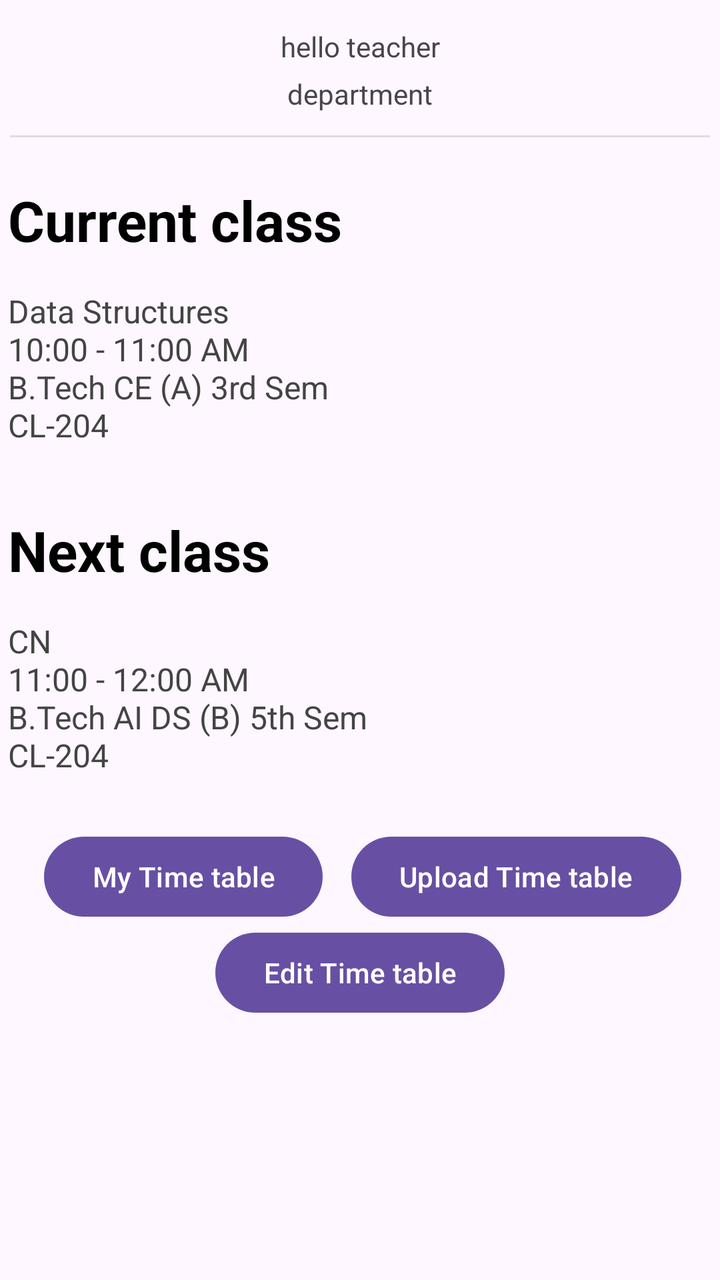
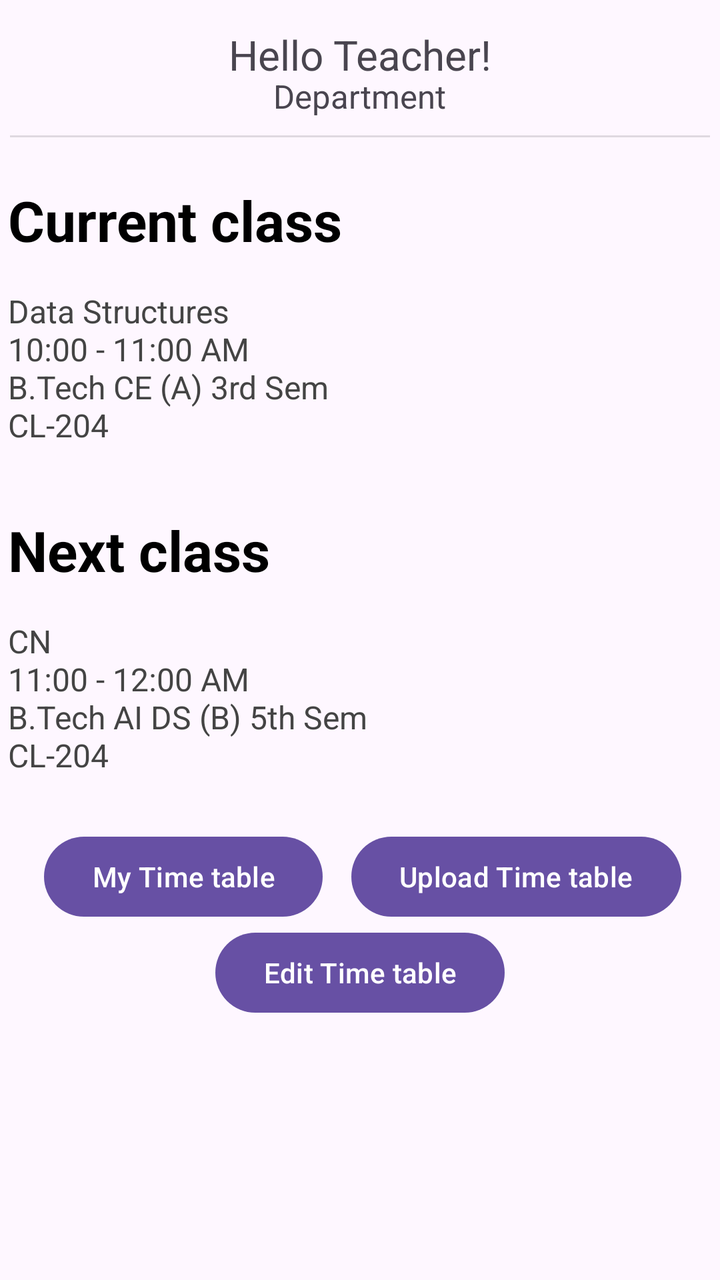

Screens rendered from an Android XML layout before and after an edit, with the pre-edit source and the edit as a unified diff.
<!-- AndroidManifest.xml: application theme Theme.MADProject -->
<!-- res/layout/activity_teacher_dashboard.xml -->
<?xml version="1.0" encoding="utf-8"?>
<androidx.constraintlayout.widget.ConstraintLayout xmlns:android="http://schemas.android.com/apk/res/android"
    xmlns:app="http://schemas.android.com/apk/res-auto"
    xmlns:tools="http://schemas.android.com/tools"
    android:id="@+id/main"
    android:layout_width="match_parent"
    android:layout_height="match_parent"
    tools:context=".teacher_dashboard">

    <TextView
        android:id="@+id/textView7"
        android:layout_width="wrap_content"
        android:layout_height="wrap_content"
        android:text="hello teacher"
        app:layout_constraintBottom_toBottomOf="parent"
        app:layout_constraintEnd_toEndOf="parent"
        app:layout_constraintStart_toStartOf="parent"
        app:layout_constraintTop_toTopOf="parent"
        app:layout_constraintVertical_bias="0.022" />

    <TextView
        android:id="@+id/textView25"
        android:layout_width="wrap_content"
        android:layout_height="wrap_content"
        android:text="department"
        app:layout_constraintBottom_toBottomOf="parent"
        app:layout_constraintEnd_toEndOf="parent"
        app:layout_constraintStart_toStartOf="parent"
        app:layout_constraintTop_toTopOf="parent"
        app:layout_constraintVertical_bias="0.06" />

    <View
        android:id="@+id/divider"
        android:layout_width="350dp"
        android:layout_height="1dp"
        android:background="?android:attr/listDivider"
        app:layout_constraintBottom_toBottomOf="parent"
        app:layout_constraintEnd_toEndOf="parent"
        app:layout_constraintHorizontal_bias="0.491"
        app:layout_constraintStart_toStartOf="parent"
        app:layout_constraintTop_toTopOf="parent"
        app:layout_constraintVertical_bias="0.106" />

    <ScrollView
        android:layout_width="387dp"
        android:layout_height="339dp"
        app:layout_constraintBottom_toBottomOf="parent"
        app:layout_constraintEnd_toEndOf="parent"
        app:layout_constraintHorizontal_bias="0.615"
        app:layout_constraintStart_toStartOf="parent"
        app:layout_constraintTop_toTopOf="parent"
        app:layout_constraintVertical_bias="0.237">

        <LinearLayout
            android:layout_width="match_parent"
            android:layout_height="wrap_content"
            android:orientation="vertical"
            android:padding="20dp">

            <TextView
                android:layout_width="match_parent"
                android:layout_height="wrap_content"
                android:text="Current class"
                android:textColor="#000000"
                android:textSize="28sp"
                android:textStyle="bold" />

            <TextView
                android:layout_width="match_parent"
                android:layout_height="wrap_content"
                android:layout_marginTop="16dp"
                android:text="Data Structures \n10:00 - 11:00 AM\nB.Tech CE (A) 3rd Sem \nCL-204"
                android:textColor="#444444"
                android:textSize="16sp" />

            <TextView
                android:id="@+id/textView29"
                android:layout_width="match_parent"
                android:layout_height="wrap_content"
                android:text="\nNext class"
                android:textColor="#000000"
                android:textSize="28sp"
                android:textStyle="bold" />

            <TextView
                android:layout_width="match_parent"
                android:layout_height="wrap_content"
                android:layout_marginTop="16dp"
                android:text="CN \n11:00 - 12:00 AM\nB.Tech AI DS (B) 5th Sem \nCL-204"
                android:textColor="#444444"
                android:textSize="16sp" />


            <TextView
                android:layout_width="match_parent"
                android:layout_height="wrap_content"
                android:layout_marginTop="16dp"
                android:text="\nStudent Request"
                android:textColor="#444444"
                android:textSize="16sp"
                android:textStyle="bold" />

            <TextView
                android:layout_width="match_parent"
                android:layout_height="wrap_content"
                android:layout_marginTop="16dp"
                android:text="KV \n1:00 PM\nB.Tech CE (A) 5th Sem \AI Project"
                android:textColor="#444444"
                android:textSize="16sp" />


            <Button
                android:layout_width="match_parent"
                android:layout_height="match_parent"
                android:text="Accept" />
            <Button
                android:layout_width="match_parent"
                android:layout_height="match_parent"
                android:text="Reject"
                />





        </LinearLayout>

    </ScrollView>

    <Button
        android:id="@+id/button8"
        android:layout_width="wrap_content"
        android:layout_height="wrap_content"
        android:text="My Time table"
        app:layout_constraintBottom_toBottomOf="parent"
        app:layout_constraintEnd_toEndOf="parent"
        app:layout_constraintHorizontal_bias="0.1"
        app:layout_constraintStart_toStartOf="parent"
        app:layout_constraintTop_toTopOf="parent"
        app:layout_constraintVertical_bias="0.70" />

    <Button
        android:id="@+id/button10"
        android:layout_width="wrap_content"
        android:layout_height="wrap_content"
        android:text="Edit Time table"
        app:layout_constraintBottom_toBottomOf="parent"
        app:layout_constraintEnd_toEndOf="parent"
        app:layout_constraintHorizontal_bias="0.5"
        app:layout_constraintStart_toStartOf="parent"
        app:layout_constraintTop_toTopOf="parent"
        app:layout_constraintVertical_bias="0.781" />

    <Button
        android:id="@+id/upbutton"
        android:layout_width="wrap_content"
        android:layout_height="wrap_content"
        android:text="Upload Time table"
        app:layout_constraintBottom_toBottomOf="parent"
        app:layout_constraintEnd_toEndOf="parent"
        app:layout_constraintHorizontal_bias="0.9"
        app:layout_constraintStart_toStartOf="parent"
        app:layout_constraintTop_toTopOf="parent"
        app:layout_constraintVertical_bias="0.70" />

</androidx.constraintlayout.widget.ConstraintLayout>
<!-- resources referenced by this layout -->
<resources>
  <style name="Theme.MADProject" parent="Base.Theme.MADProject" />
  <style name="Base.Theme.MADProject" parent="Theme.Material3.DayNight.NoActionBar">
          
          
      </style>
</resources>

<!-- the commit's change to res/layout/activity_teacher_dashboard.xml (unified diff, before → after) -->
@@ -11,7 +11,8 @@
         android:id="@+id/textView7"
         android:layout_width="wrap_content"
         android:layout_height="wrap_content"
-        android:text="hello teacher"
+        android:text="Hello Teacher!"
+        android:textSize="10pt"
         app:layout_constraintBottom_toBottomOf="parent"
         app:layout_constraintEnd_toEndOf="parent"
         app:layout_constraintStart_toStartOf="parent"
@@ -22,7 +23,8 @@
         android:id="@+id/textView25"
         android:layout_width="wrap_content"
         android:layout_height="wrap_content"
-        android:text="department"
+        android:text="Department"
+        android:textSize="8pt"
         app:layout_constraintBottom_toBottomOf="parent"
         app:layout_constraintEnd_toEndOf="parent"
         app:layout_constraintStart_toStartOf="parent"
@@ -96,8 +98,8 @@
                 android:layout_height="wrap_content"
                 android:layout_marginTop="16dp"
                 android:text="\nStudent Request"
-                android:textColor="#444444"
-                android:textSize="16sp"
+                android:textColor="#000000"
+                android:textSize="28sp"
                 android:textStyle="bold" />
 
             <TextView
@@ -107,6 +109,7 @@
                 android:text="KV \n1:00 PM\nB.Tech CE (A) 5th Sem \AI Project"
                 android:textColor="#444444"
                 android:textSize="16sp" />
+
 
 
             <Button
